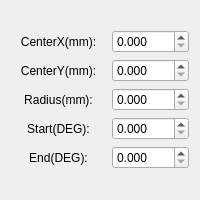
First picture: the form in ShrikeDxf/ArcAttritubeWidget.ui, repository whisper512/ShrikeDxf-V0.1, before the edit.
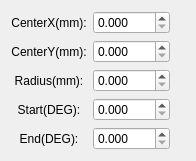
Second picture: the form after the edit.

Commit message: 调整界面

Patch:
```diff
--- a/ShrikeDxf/ArcAttritubeWidget.ui
+++ b/ShrikeDxf/ArcAttritubeWidget.ui
@@ -6,17 +6,19 @@
    <rect>
     <x>0</x>
     <y>0</y>
-    <width>200</width>
-    <height>200</height>
+    <width>196</width>
+    <height>146</height>
    </rect>
   </property>
   <property name="windowTitle">
    <string>ArcAttritubeWidget</string>
   </property>
-  <layout class="QGridLayout" name="gridLayout_2">
+  <layout class="QFormLayout" name="formLayout">
    <item row="0" column="0">
-    <layout class="QGridLayout" name="gridLayout">
-     <item row="0" column="0">
+    <layout class="QHBoxLayout" name="horizontalLayout">
+     <item>
+      <layout class="QVBoxLayout" name="verticalLayout">
+       <item>
       <widget class="QLabel" name="label_X">
        <property name="sizePolicy">
         <sizepolicy hsizetype="Expanding" vsizetype="Preferred">
@@ -35,23 +37,7 @@
        </property>
       </widget>
      </item>
-     <item row="0" column="1">
-      <widget class="QDoubleSpinBox" name="doubleSpinBox_X">
-       <property name="sizePolicy">
-        <sizepolicy hsizetype="Preferred" vsizetype="Fixed">
-         <horstretch>0</horstretch>
-         <verstretch>0</verstretch>
-        </sizepolicy>
-       </property>
-       <property name="decimals">
-        <number>3</number>
-       </property>
-       <property name="maximum">
-        <double>1000.000000000000000</double>
-       </property>
-      </widget>
-     </item>
-     <item row="1" column="0">
+       <item>
       <widget class="QLabel" name="label_Y">
        <property name="sizePolicy">
         <sizepolicy hsizetype="Expanding" vsizetype="Preferred">
@@ -70,23 +56,7 @@
        </property>
       </widget>
      </item>
-     <item row="1" column="1">
-      <widget class="QDoubleSpinBox" name="doubleSpinBox_Y">
-       <property name="sizePolicy">
-        <sizepolicy hsizetype="Preferred" vsizetype="Fixed">
-         <horstretch>0</horstretch>
-         <verstretch>0</verstretch>
-        </sizepolicy>
-       </property>
-       <property name="decimals">
-        <number>3</number>
-       </property>
-       <property name="maximum">
-        <double>1000.000000000000000</double>
-       </property>
-      </widget>
-     </item>
-     <item row="2" column="0">
+       <item>
       <widget class="QLabel" name="label_Radius">
        <property name="sizePolicy">
         <sizepolicy hsizetype="Expanding" vsizetype="Preferred">
@@ -105,23 +75,7 @@
        </property>
       </widget>
      </item>
-     <item row="2" column="1">
-      <widget class="QDoubleSpinBox" name="doubleSpinBox_Radius">
-       <property name="sizePolicy">
-        <sizepolicy hsizetype="Preferred" vsizetype="Fixed">
-         <horstretch>0</horstretch>
-         <verstretch>0</verstretch>
-        </sizepolicy>
-       </property>
-       <property name="decimals">
-        <number>3</number>
-       </property>
-       <property name="maximum">
-        <double>1000.000000000000000</double>
-       </property>
-      </widget>
-     </item>
-     <item row="3" column="0">
+       <item>
       <widget class="QLabel" name="label_StartAngle">
        <property name="sizePolicy">
         <sizepolicy hsizetype="Expanding" vsizetype="Preferred">
@@ -140,23 +94,7 @@
        </property>
       </widget>
      </item>
-     <item row="3" column="1">
-      <widget class="QDoubleSpinBox" name="doubleSpinBox_StartAngle">
-       <property name="sizePolicy">
-        <sizepolicy hsizetype="Preferred" vsizetype="Fixed">
-         <horstretch>0</horstretch>
-         <verstretch>0</verstretch>
-        </sizepolicy>
-       </property>
-       <property name="decimals">
-        <number>3</number>
-       </property>
-       <property name="maximum">
-        <double>360.000000000000000</double>
-       </property>
-      </widget>
-     </item>
-     <item row="4" column="0">
+       <item>
       <widget class="QLabel" name="label_EndAngle">
        <property name="sizePolicy">
         <sizepolicy hsizetype="Expanding" vsizetype="Preferred">
@@ -175,7 +113,75 @@
        </property>
       </widget>
      </item>
-     <item row="4" column="1">
+      </layout>
+     </item>
+     <item>
+      <layout class="QVBoxLayout" name="verticalLayout_2">
+       <item>
+        <widget class="QDoubleSpinBox" name="doubleSpinBox_X">
+         <property name="sizePolicy">
+          <sizepolicy hsizetype="Preferred" vsizetype="Fixed">
+           <horstretch>0</horstretch>
+           <verstretch>0</verstretch>
+          </sizepolicy>
+         </property>
+         <property name="decimals">
+          <number>3</number>
+         </property>
+         <property name="maximum">
+          <double>1000.000000000000000</double>
+         </property>
+        </widget>
+       </item>
+       <item>
+        <widget class="QDoubleSpinBox" name="doubleSpinBox_Y">
+         <property name="sizePolicy">
+          <sizepolicy hsizetype="Preferred" vsizetype="Fixed">
+           <horstretch>0</horstretch>
+           <verstretch>0</verstretch>
+          </sizepolicy>
+         </property>
+         <property name="decimals">
+          <number>3</number>
+         </property>
+         <property name="maximum">
+          <double>1000.000000000000000</double>
+         </property>
+        </widget>
+       </item>
+       <item>
+        <widget class="QDoubleSpinBox" name="doubleSpinBox_Radius">
+         <property name="sizePolicy">
+          <sizepolicy hsizetype="Preferred" vsizetype="Fixed">
+           <horstretch>0</horstretch>
+           <verstretch>0</verstretch>
+          </sizepolicy>
+         </property>
+         <property name="decimals">
+          <number>3</number>
+         </property>
+         <property name="maximum">
+          <double>1000.000000000000000</double>
+         </property>
+        </widget>
+       </item>
+       <item>
+        <widget class="QDoubleSpinBox" name="doubleSpinBox_StartAngle">
+         <property name="sizePolicy">
+          <sizepolicy hsizetype="Preferred" vsizetype="Fixed">
+           <horstretch>0</horstretch>
+           <verstretch>0</verstretch>
+          </sizepolicy>
+         </property>
+         <property name="decimals">
+          <number>3</number>
+         </property>
+         <property name="maximum">
+          <double>360.000000000000000</double>
+         </property>
+        </widget>
+       </item>
+       <item>
       <widget class="QDoubleSpinBox" name="doubleSpinBox_EndAngle">
        <property name="sizePolicy">
         <sizepolicy hsizetype="Preferred" vsizetype="Fixed">
@@ -190,6 +196,8 @@
         <double>360.000000000000000</double>
        </property>
       </widget>
+       </item>
+      </layout>
      </item>
     </layout>
    </item>
```
Lines whose indentation alone changed are shown as unchanged. The commit also changes 5 other files.
